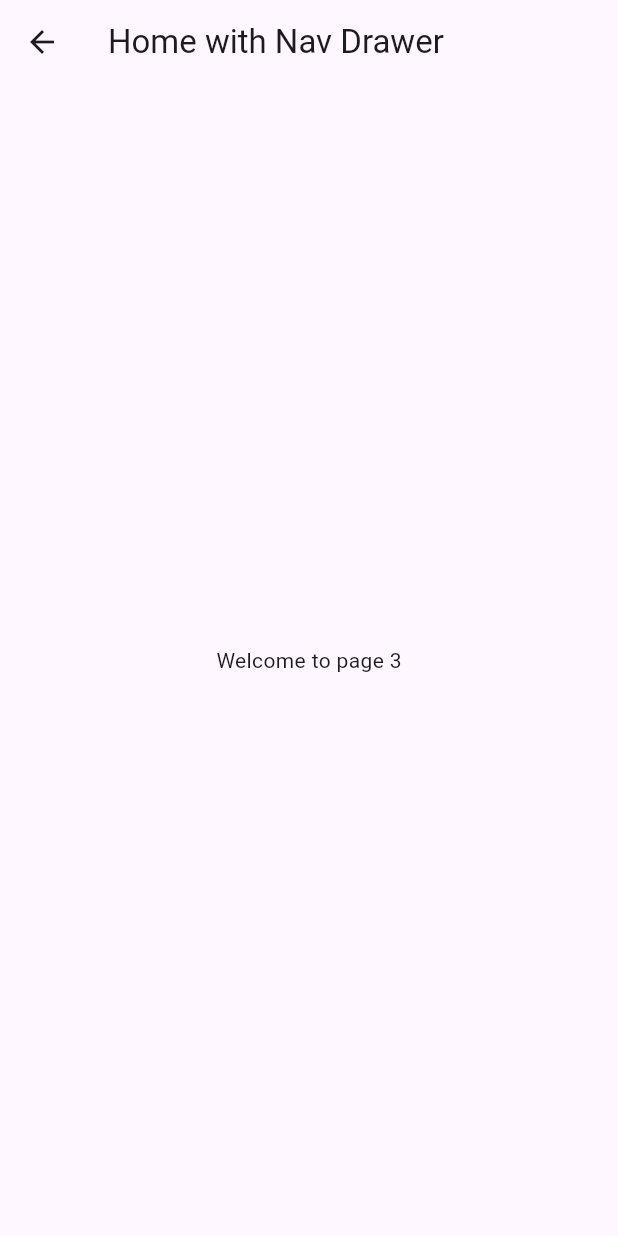
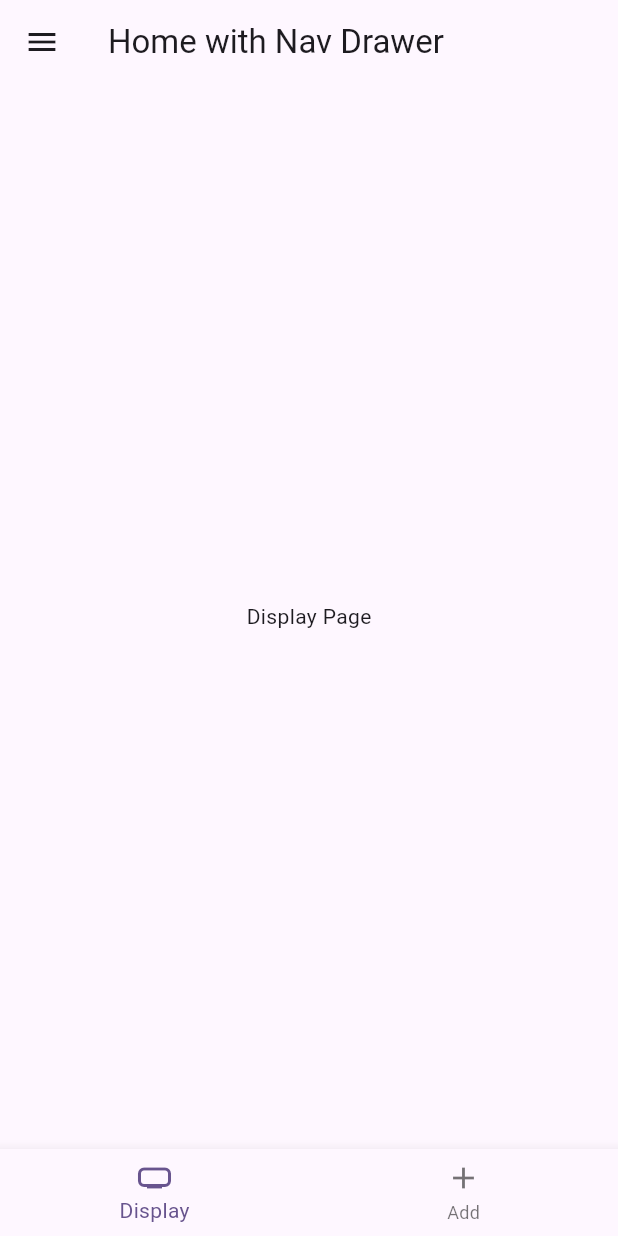
Before and after one commit to mjbhanu03/To-Do-List-Dart-, a Flutter app: the HomeWithNavDrawer screen opened directly, on a phone screen of 412 x 824 dp. Run offline on Flutter 3.47's test engine with Material 3 defaults, Android fonts, the phone set to English and light mode, and no system bars.

Commit message:
'viewsadded'

```diff
--- a/lib/home/home_with_bottom_nav.dart
+++ b/lib/home/home_with_bottom_nav.dart
@@ -8,12 +8,29 @@ class HomeWithBottomNav extends StatefulWidget{
 class _HomeWithBottomNav extends State<HomeWithBottomNav>{
   int _selectedIndex = 0;
 
+  static const List<Widget> _pages = <Widget>[
+    Center(child: Text('Display Page'),),
+    Center(child: Text('Add Page'),)
+  ];
+
+  void onItemTapped(int index){
+    setState(() {
+      _selectedIndex = index;
+    });
+  }
+
   @override
   Widget build(BuildContext context){
     return Scaffold(
       appBar: AppBar(title: Text('Home with Bottom Nav'),),
-      body: Center(
-        child: Text('Welcome to Page 2'),
+      body: _pages[_selectedIndex],
+      bottomNavigationBar: BottomNavigationBar(
+          currentIndex: _selectedIndex,
+          onTap: onItemTapped,
+          items: const [
+            BottomNavigationBarItem(icon: Icon(Icons.home_max), label: 'Display'),
+            BottomNavigationBarItem(icon: Icon(Icons.add), label: 'Add')
+          ]
       ),
     );
   }
--- a/lib/home/home_with_nav_drawer.dart
+++ b/lib/home/home_with_nav_drawer.dart
@@ -1,17 +1,59 @@
 import 'package:flutter/cupertino.dart';
 import 'package:flutter/material.dart';
 
-class HomeWithNavDrawer extends StatefulWidget{
+class HomeWithNavDrawer extends StatefulWidget {
+  @override
   _HomeWithNavDrawer createState() => _HomeWithNavDrawer();
 }
 
-class _HomeWithNavDrawer extends State<HomeWithNavDrawer>{
+class _HomeWithNavDrawer extends State<HomeWithNavDrawer> {
+  int _selectedIndex = 0;
+
+  static const List<Widget> _pages = <Widget>[
+    Center(child: Text('Display Page')),
+    Center(child: Text('Add Page')),
+  ];
+
+  void onItemTapped(int index) {
+    setState(() {
+      _selectedIndex = index;
+    });
+  }
+
   @override
-  Widget build(BuildContext context){
+  Widget build(BuildContext context) {
     return Scaffold(
-      appBar: AppBar(title: Text('Home with Nav Drawer'),),
-      body: Center(
-        child: Text('Welcome to page 3'),
+      appBar: AppBar(title: Text('Home with Nav Drawer')),
+      drawer: Drawer(
+        child: ListView(
+          padding: EdgeInsets.zero,
+          children: [
+            DrawerHeader(child: Text('Menu')),
+            ListTile(
+              onTap: () {
+                Navigator.pop(context); // only close drawer here
+                onItemTapped(0);
+              },
+              title: Text('Display'),
+            ),
+            ListTile(
+              onTap: () {
+                Navigator.pop(context);
+                onItemTapped(1);
+              },
+              title: Text('Add'),
+            ),
+          ],
+        ),
+      ),
+      body: _pages[_selectedIndex],
+      bottomNavigationBar: BottomNavigationBar(
+        currentIndex: _selectedIndex,
+        onTap: onItemTapped,
+        items: const [
+          BottomNavigationBarItem(icon: Icon(Icons.home_max), label: 'Display'),
+          BottomNavigationBarItem(icon: Icon(Icons.add), label: 'Add'),
+        ],
       ),
     );
   }
```
